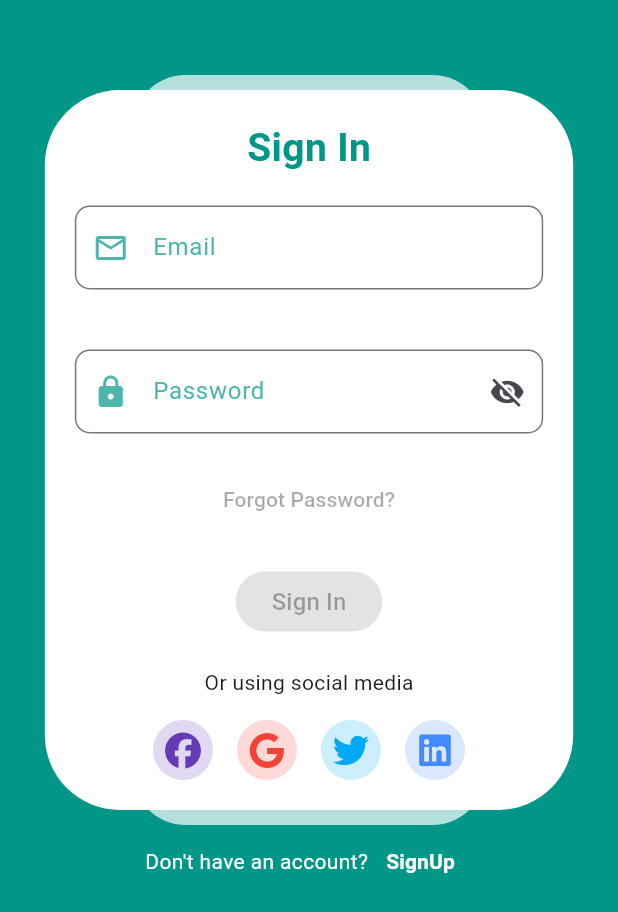
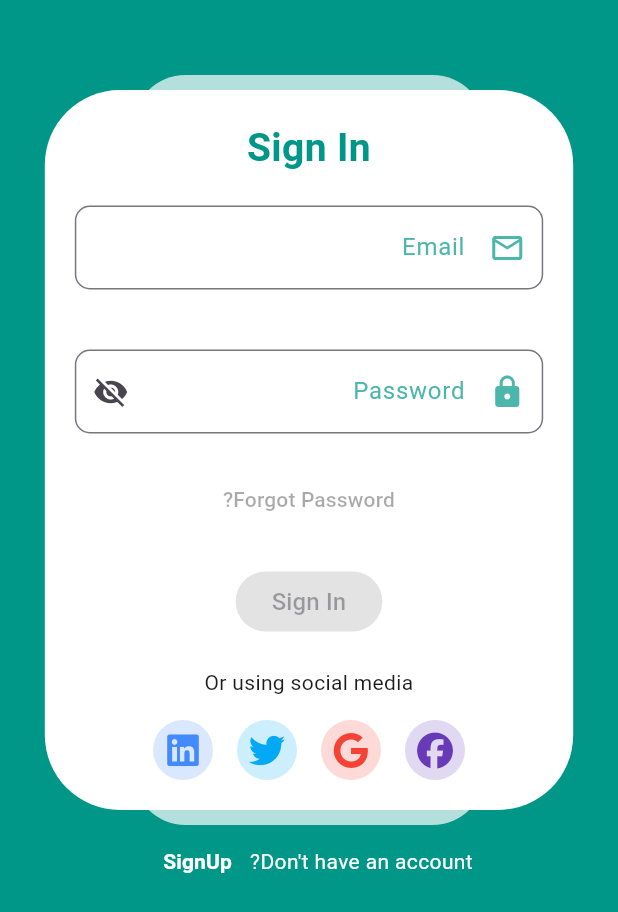
Before and after one commit to OsamaMadel1/shopping-vendor, a Flutter app: the screen it shows after launch, on a phone screen of 412 x 824 dp. Shown: the top 912 px of the screen. Run offline on Flutter 3.47's test engine with Material 3 defaults, Android fonts, the phone set to English and light mode, and no system bars; drawn by our look-alikes of reactive_forms; our stand-ins replace bot_toast, dio, equatable, flutter_riverpod, font_awesome_flutter, gap and 5 more; missing offline and left inert: i18n_extension_importer, local_hero, reactive_phone_form_field.

Commit message:
add trnaslation

```diff
--- a/lib/main.dart
+++ b/lib/main.dart
@@ -1,9 +1,13 @@
 import 'package:app/authentication/application/providers/auth_notifier_provider.dart';
 import 'package:app/authentication/data/providers/dio_provider.dart';
 import 'package:app/roters.dart';
+import 'package:app/translations.dart';
 import 'package:bot_toast/bot_toast.dart';
 import 'package:flutter/material.dart';
+import 'package:flutter_localizations/flutter_localizations.dart';
 import 'package:flutter_riverpod/flutter_riverpod.dart';
+import 'package:i18n_extension/i18n_extension.dart';
+import 'package:intl/intl.dart';
 import 'package:shared_preferences/shared_preferences.dart';
 
 void main() async {
@@ -11,12 +15,20 @@ void main() async {
 
   final sharedPrefs = await SharedPreferences.getInstance();
 
+  // Language ------------------------------------------------------------------
+  await MyI18n.loadTranslations();
+  // استرجاع اللغة المحفوظة أو التعيين الافتراضي
+  final savedLanguage = sharedPrefs.getString("language") ?? "ar-SA";
+  final localeParts = savedLanguage.split("-");
+  final locale = Locale(localeParts[0], localeParts[1]);
+  Intl.defaultLocale = savedLanguage;
+  // ---------------------------------------------------------------------------
   runApp(
     ProviderScope(
       overrides: [
         sharedPrefsProvider.overrideWithValue(sharedPrefs),
       ],
-      child: const MyApp(),
+      child: I18n(initialLocale: locale, child: MyApp()),
     ),
   );
 }
@@ -57,6 +69,16 @@ class _MyAppState extends ConsumerState<MyApp> {
       builder: BotToastInit(),
       debugShowCheckedModeBanner: false,
       routerConfig: ref.watch(router),
+      localizationsDelegates: [
+        GlobalCupertinoLocalizations.delegate,
+        GlobalMaterialLocalizations.delegate,
+        GlobalWidgetsLocalizations.delegate,
+      ],
+      supportedLocales: [
+        Locale('en', 'US'),
+        Locale('ar', 'SA'),
+      ],
+      locale: I18n.of(context).locale,
     );
   }
 }
--- a/lib/settings/presentation/screens/settings_screen.dart
+++ b/lib/settings/presentation/screens/settings_screen.dart
@@ -1,4 +1,5 @@
 import 'package:app/authentication/application/providers/auth_notifier_provider.dart';
+import 'package:app/core/presentation/components/language_dialog_component.dart';
 import 'package:app/settings/presentation/widgets/settings_card_widget.dart';
 import 'package:bot_toast/bot_toast.dart';
 import 'package:flutter/material.dart';
@@ -61,8 +62,7 @@ class SettingsScreen extends ConsumerWidget {
                 showDialog(
                   context: context,
                   builder: (context) {
-                    //return const LanguageDialogComponent();
-                    return SizedBox();
+                    return const LanguageDialogComponent();
                   },
                 );
               },
```
Also changed, not shown: 1 other file.
